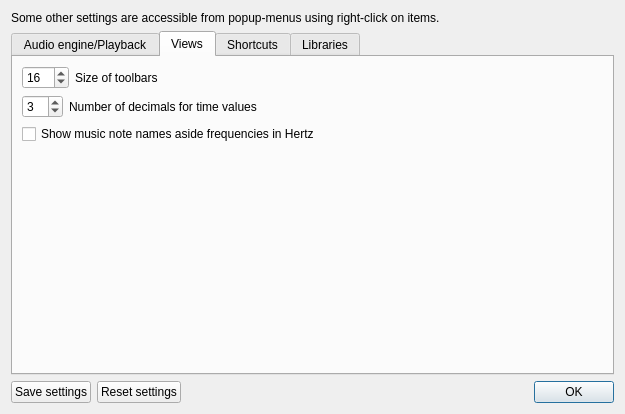
Above: src/wdialogsettings.ui from gillesdegottex/dfasma before the change. Below: the same form after it.
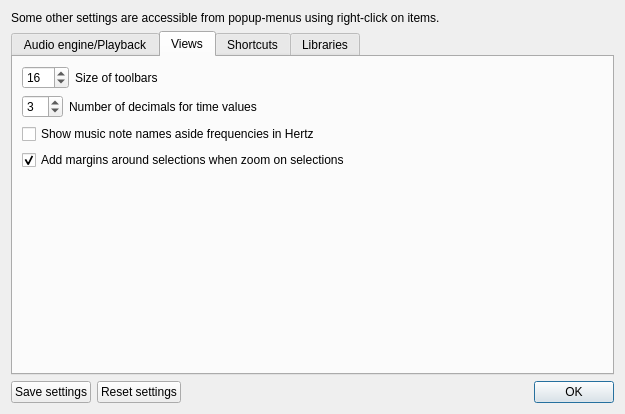
That is the form after the change. The open tabs and pages were chosen to show the change.

```diff
--- a/src/wdialogsettings.ui
+++ b/src/wdialogsettings.ui
@@ -252,6 +252,16 @@
          </property>
         </widget>
        </item>
+       <item>
+        <widget class="QCheckBox" name="cbViewsAddMarginsOnSelection">
+         <property name="text">
+          <string>Add margins around selections when zoom on selections</string>
+         </property>
+         <property name="checked">
+          <bool>true</bool>
+         </property>
+        </widget>
+       </item>
        <item>
         <spacer name="verticalSpacer">
          <property name="orientation">
```
